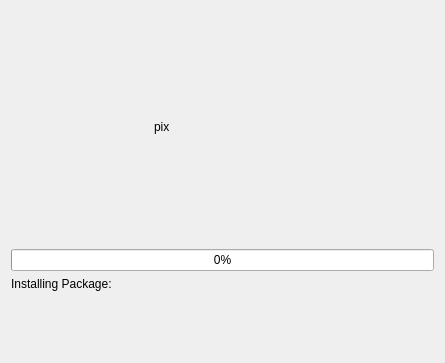
First picture: the form in yali4/gui/Ui/installwidget.ui, repository dadas45li/yali, before the edit.
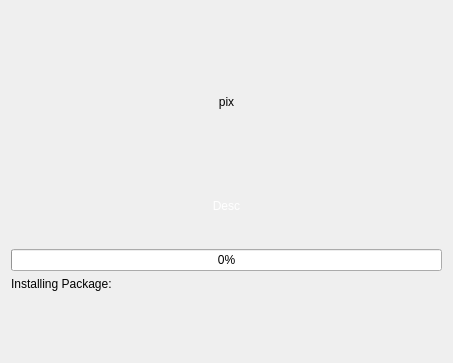
Second picture: the form after the edit.

Patch:
```diff
--- a/yali4/gui/Ui/installwidget.ui
+++ b/yali4/gui/Ui/installwidget.ui
@@ -23,13 +23,15 @@
      </property>
      <property name="sizeHint" >
       <size>
-       <width>31</width>
-       <height>20</height>
+       <width>138</width>
+       <height>171</height>
       </size>
      </property>
     </spacer>
    </item>
    <item row="0" column="1" >
+    <layout class="QVBoxLayout" >
+     <item>
     <widget class="QLabel" name="pix" >
      <property name="sizePolicy" >
       <sizepolicy vsizetype="Expanding" hsizetype="Expanding" >
@@ -40,11 +42,29 @@
      <property name="text" >
       <string>pix</string>
      </property>
+       <property name="alignment" >
+        <set>Qt::AlignCenter</set>
+       </property>
      <property name="wordWrap" >
       <bool>false</bool>
      </property>
     </widget>
    </item>
+     <item>
+      <widget class="QLabel" name="desc" >
+       <property name="styleSheet" >
+        <string>color:#FFFFFF;</string>
+       </property>
+       <property name="text" >
+        <string>Desc</string>
+       </property>
+       <property name="alignment" >
+        <set>Qt::AlignCenter</set>
+       </property>
+      </widget>
+     </item>
+    </layout>
+   </item>
    <item row="0" column="2" >
     <spacer>
      <property name="orientation" >
@@ -55,20 +75,36 @@
      </property>
      <property name="sizeHint" >
       <size>
-       <width>21</width>
-       <height>20</height>
+       <width>138</width>
+       <height>161</height>
       </size>
      </property>
     </spacer>
    </item>
    <item row="1" column="0" colspan="3" >
+    <spacer>
+     <property name="orientation" >
+      <enum>Qt::Vertical</enum>
+     </property>
+     <property name="sizeType" >
+      <enum>QSizePolicy::Fixed</enum>
+     </property>
+     <property name="sizeHint" >
+      <size>
+       <width>431</width>
+       <height>30</height>
+      </size>
+     </property>
+    </spacer>
+   </item>
+   <item row="2" column="0" colspan="3" >
     <widget class="QProgressBar" name="progress" >
      <property name="value" >
       <number>0</number>
      </property>
     </widget>
    </item>
-   <item row="2" column="0" colspan="3" >
+   <item row="3" column="0" colspan="3" >
     <widget class="QLabel" name="info" >
      <property name="minimumSize" >
       <size>
```
Lines whose indentation alone changed are shown as unchanged.
